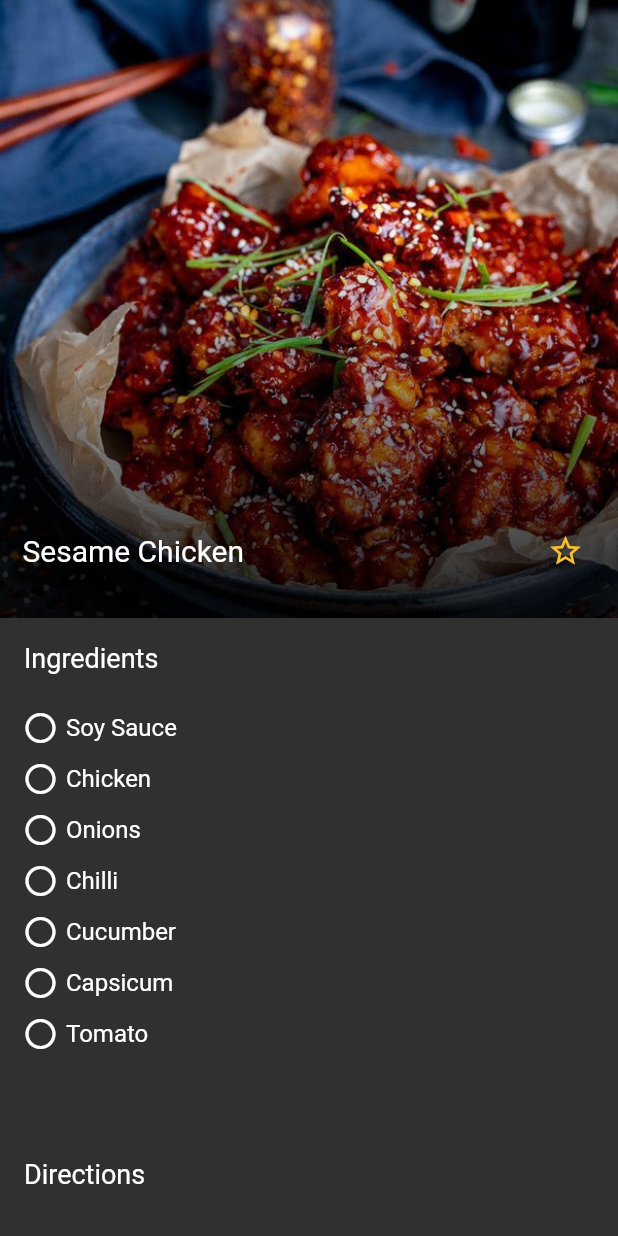
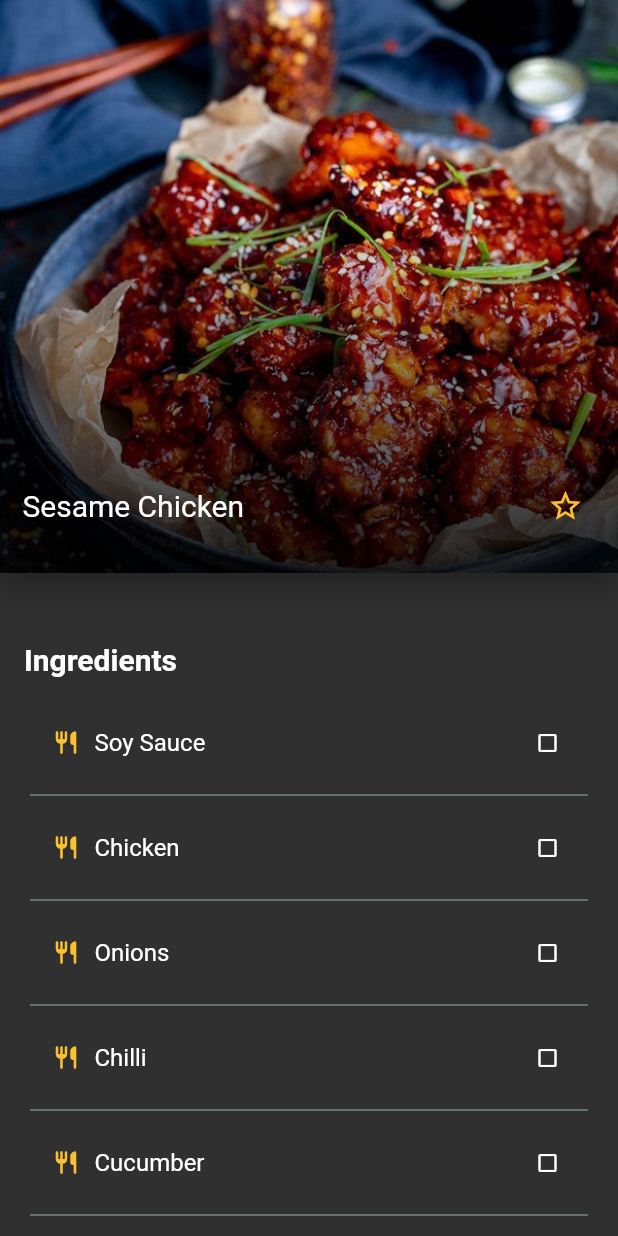
Before and after one commit to imranZMiko/Eten, a Flutter app: the RecipeScreen screen opened by its route, on a phone screen of 412 x 824 dp. Run offline on Flutter 3.47's test engine with Material 2 defaults, Android fonts, the phone set to English and light mode, and no system bars; missing offline and left inert: day_night_switcher.

Commit message:
Added recipe check widget. Improved recipe screen.

```diff
--- a/lib/screens/recipe_screen.dart
+++ b/lib/screens/recipe_screen.dart
@@ -1,10 +1,12 @@
 import 'package:eten/widgets/favorite_button.dart';
+import 'package:eten/widgets/recipe_check.dart';
 import 'package:flutter/material.dart';
-
 class RecipeScreen extends StatelessWidget {
   const RecipeScreen({Key? key}) : super(key: key);
+  static const String routeName = '/recipe';
 
-  static const String routeName = '/recipe';
+
+
 
   static const List<String> ingredients = [
     'Soy Sauce',
@@ -24,6 +26,8 @@ class RecipeScreen extends StatelessWidget {
     'ChilLorem ipsum dolor sit amet, consectetur adipiscing elit, sed do eiusmod tempor incididunt ut labore et dolore magna aliqua. Ut enim ad minim veniam, quis nostrud exercitation ullamco laboris nisi ut aliquip ex ea commodo consequat. Duis aute irure dolor in reprehenderit in voluli',
   ];
 
+
+
   @override
   Widget build(BuildContext context) {
     return Scaffold(
@@ -32,12 +36,16 @@ class RecipeScreen extends StatelessWidget {
           children: [
             Stack(
               children: [
-                Container(
+                Card(
+                  margin: EdgeInsets.zero,
+                  elevation: 8,
+                  child: Container(
                     width: MediaQuery.of(context).size.width,
-                  height: MediaQuery.of(context).size.width,
+                    height: MediaQuery.of(context).size.width - 30,
                     child: Image.asset(
                       'Assets/Place4.png',
                       fit: BoxFit.cover,
+                    ),
                   ),
                 ),
                 Positioned(
@@ -81,11 +89,15 @@ class RecipeScreen extends StatelessWidget {
                 ),
               ],
             ),
+            Container(
+              height: 30,
+            ),
             ListTile(
               leading: Text(
                 'Ingredients',
                 style: TextStyle(
-                  fontSize: 18,
+                  fontWeight: FontWeight.bold,
+                  fontSize: 20,
                 ),
               ),
             ),
@@ -98,19 +110,37 @@ class RecipeScreen extends StatelessWidget {
                     padding: EdgeInsets.zero,
                     itemBuilder: (ctx, index) {
                       return Padding(
-                        padding:
-                            EdgeInsets.symmetric(vertical: 5, horizontal: 10),
+                        padding: EdgeInsets.symmetric(horizontal: 20),
+                        child: Column(
+                          children: [
+                            Padding(
+                              padding: EdgeInsets.symmetric(
+                                  vertical: 15, horizontal: 5),
                               child: Row(
                                 children: [
                                   Padding(
-                              padding: EdgeInsets.symmetric(horizontal: 5),
-                              child: Icon(Icons.circle_outlined),
+                                    padding:
+                                        EdgeInsets.symmetric(horizontal: 10),
+                                    child: Icon(
+                                      Icons.restaurant_rounded,
+                                      size: 18,
+                                      color: Colors.yellow[700],
+                                    ),
                                   ),
                                   Expanded(
                                     child: Text(
                                       ingredients[index],
                                       style: TextStyle(fontSize: 16),
-                            )),
+                                    ),
+                                  ),
+                                  RecipeCheck(),
+                                ],
+                              ),
+                            ),
+                            Divider(
+                              color: Colors.teal.shade100,
+                              thickness: 0.5,
+                            ),
                           ],
                         ),
                       );
@@ -122,13 +152,14 @@ class RecipeScreen extends StatelessWidget {
               ),
             ),
             Container(
-              height: 50,
+              height: 25,
             ),
             ListTile(
               leading: Text(
                 'Directions',
                 style: TextStyle(
-                  fontSize: 18,
+                  fontSize: 20,
+                  fontWeight: FontWeight.bold,
                 ),
               ),
             ),
@@ -141,19 +172,41 @@ class RecipeScreen extends StatelessWidget {
                     padding: EdgeInsets.zero,
                     itemBuilder: (ctx, index) {
                       return Padding(
-                        padding: EdgeInsets.all(10),
-                        child: Row(
+                        padding: EdgeInsets.symmetric(horizontal: 20),
+                        child: Column(
                           crossAxisAlignment: CrossAxisAlignment.start,
                           children: [
+                            Container(height: 15),
+                            Row(
+                              children: [
                                 Padding(
-                              padding: EdgeInsets.symmetric(horizontal: 5),
-                              child: Icon(Icons.circle_outlined),
+                                  padding: EdgeInsets.symmetric(horizontal: 10),
+                                  child: Icon(
+                                    Icons.all_out,
+                                    size: 16,
+                                    color: Colors.yellow[700],
+                                  ),
                                 ),
                                 Expanded(
+                                  child: Text(
+                                    'Step ${(index + 1).toString()}',
+                                    style: TextStyle(fontSize: 18),
+                                  ),
+                                ),
+                                RecipeCheck(),
+                              ],
+                            ),
+                            Padding(
+                              padding: EdgeInsets.symmetric(
+                                  vertical: 10, horizontal: 10),
                               child: Text(
                                 directions[index],
                                 style: TextStyle(fontSize: 16),
                               ),
+                            ),
+                            Divider(
+                              color: Colors.teal.shade100,
+                              thickness: 0.5,
                             ),
                           ],
                         ),
--- a/lib/screens/search_screen.dart
+++ b/lib/screens/search_screen.dart
@@ -2,7 +2,6 @@ import 'package:eten/widgets/dismissible_ingredients.dart';
 import 'package:flutter/material.dart';
 import 'package:flutter/rendering.dart';
 
-import 'package:eten/widgets/ingredients_search.dart';
 import 'package:eten/widgets/recipe_search.dart';
 import 'package:eten/widgets/search_results.dart';
 
--- a/lib/widgets/authentication_fields.dart
+++ b/lib/widgets/authentication_fields.dart
@@ -10,10 +10,10 @@ class Authfield extends StatefulWidget {
 }
 
 class _AuthfieldState extends State<Authfield> {
-  @override
   String formText = '';
   bool isObscured = true;
   var changeIcon = Icons.remove_red_eye_outlined;
+  @override
   void initState() {
     formText = widget.formText;
     isObscured = formText == 'Password' ||
@@ -26,7 +26,7 @@ class _AuthfieldState extends State<Authfield> {
     changeIcon = Icons.remove_red_eye_outlined;
     super.initState();
   }
-
+  @override
   Widget build(BuildContext context) {
     return TextFormField(
       decoration: InputDecoration(
--- /dev/null
+++ b/lib/widgets/recipe_check.dart
@@ -0,0 +1,40 @@
+import 'package:flutter/material.dart';
+
+class RecipeCheck extends StatefulWidget {
+  const RecipeCheck({Key? key}) : super(key: key);
+
+  @override
+  _RecipeCheckState createState() => _RecipeCheckState();
+}
+
+class _RecipeCheckState extends State<RecipeCheck> {
+  bool isClicked = false;
+  @override
+  Widget build(BuildContext context) {
+    return Padding(
+      padding: EdgeInsets.symmetric(horizontal: 10),
+      child: IconButton(
+        icon: isClicked == true
+            ? Icon(
+                Icons.check_box,
+                color: Colors.green,
+                size: 16,
+              )
+            : Icon(
+                Icons.check_box_outline_blank,
+                size: 16,
+              ),
+        onPressed: () {
+          setState(
+            () {
+              isClicked = !isClicked;
+            },
+          );
+        },
+        splashRadius: 16,
+        constraints: BoxConstraints(),
+        padding: EdgeInsets.zero,
+      ),
+    );
+  }
+}
```
Lines whose indentation alone changed are shown as unchanged.
